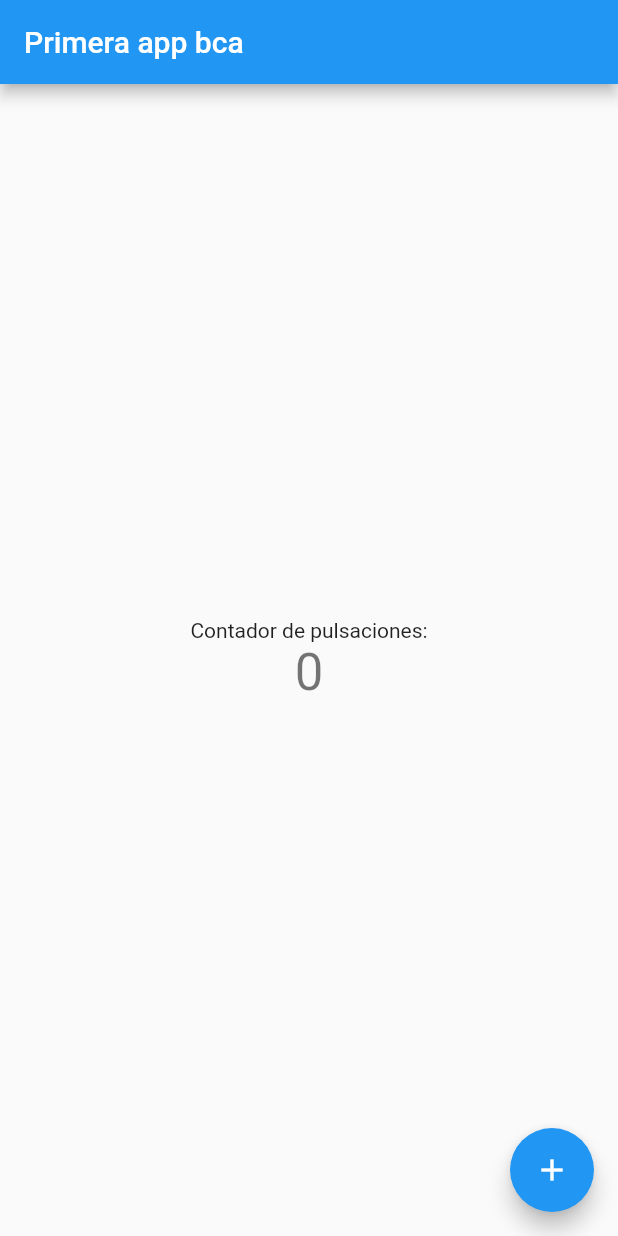
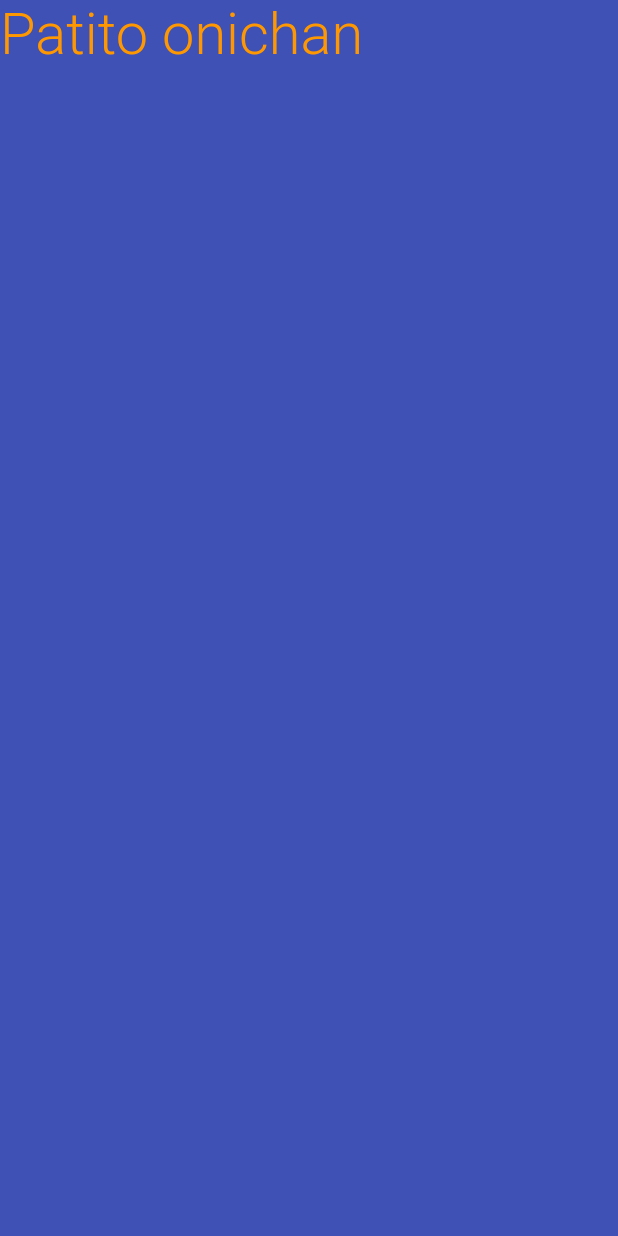
Before and after one commit to CriSDK/flutter_first_project, a Flutter app: the screen it shows after launch, on a phone screen of 412 x 824 dp. Run offline on Flutter 3.47's test engine with Material 2 defaults, Android fonts, the phone set to English and light mode, and no system bars.

```diff
--- a/lib/main.dart
+++ b/lib/main.dart
@@ -1,115 +1,14 @@
 import 'package:flutter/material.dart';
 
-void main() {
-  runApp(const MyApp());
+void main(List<String> args) {
+  runApp(const MaterialApp(
+      home: Scaffold(
+    backgroundColor: Colors.indigo,
+    body: SafeArea(
+        child: Text(
+      'Patito onichan',
+      style: TextStyle(
+          color: Colors.orange, fontSize: 38.5, fontWeight: FontWeight.w300),
+    )),
+  )));
 }
-
-class MyApp extends StatelessWidget {
-  const MyApp({super.key});
-
-  // This widget is the root of your application.
-  @override
-  Widget build(BuildContext context) {
-    return MaterialApp(
-      title: 'Flutter Demo',
-      theme: ThemeData(
-        // This is the theme of your application.
-        //
-        // Try running your application with "flutter run". You'll see the
-        // application has a blue toolbar. Then, without quitting the app, try
-        // changing the primarySwatch below to Colors.green and then invoke
-        // "hot reload" (press "r" in the console where you ran "flutter run",
-        // or simply save your changes to "hot reload" in a Flutter IDE).
-        // Notice that the counter didn't reset back to zero; the application
-        // is not restarted.
-        primarySwatch: Colors.blue,
-      ),
-      home: const MyHomePage(title: 'Primera app bca'),
-    );
-  }
-}
-
-class MyHomePage extends StatefulWidget {
-  const MyHomePage({super.key, required this.title});
-
-  // This widget is the home page of your application. It is stateful, meaning
-  // that it has a State object (defined below) that contains fields that affect
-  // how it looks.
-
-  // This class is the configuration for the state. It holds the values (in this
-  // case the title) provided by the parent (in this case the App widget) and
-  // used by the build method of the State. Fields in a Widget subclass are
-  // always marked "final".
-
-  final String title;
-
-  @override
-  State<MyHomePage> createState() => _MyHomePageState();
-}
-
-class _MyHomePageState extends State<MyHomePage> {
-  int _counter = 0;
-
-  void _incrementCounter() {
-    setState(() {
-      // This call to setState tells the Flutter framework that something has
-      // changed in this State, which causes it to rerun the build method below
-      // so that the display can reflect the updated values. If we changed
-      // _counter without calling setState(), then the build method would not be
-      // called again, and so nothing would appear to happen.
-      _counter++;
-    });
-  }
-
-  @override
-  Widget build(BuildContext context) {
-    // This method is rerun every time setState is called, for instance as done
-    // by the _incrementCounter method above.
-    //
-    // The Flutter framework has been optimized to make rerunning build methods
-    // fast, so that you can just rebuild anything that needs updating rather
-    // than having to individually change instances of widgets.
-    return Scaffold(
-      appBar: AppBar(
-        // Here we take the value from the MyHomePage object that was created by
-        // the App.build method, and use it to set our appbar title.
-        title: Text(widget.title),
-      ),
-      body: Center(
-        // Center is a layout widget. It takes a single child and positions it
-        // in the middle of the parent.
-        child: Column(
-          // Column is also a layout widget. It takes a list of children and
-          // arranges them vertically. By default, it sizes itself to fit its
-          // children horizontally, and tries to be as tall as its parent.
-          //
-          // Invoke "debug painting" (press "p" in the console, choose the
-          // "Toggle Debug Paint" action from the Flutter Inspector in Android
-          // Studio, or the "Toggle Debug Paint" command in Visual Studio Code)
-          // to see the wireframe for each widget.
-          //
-          // Column has various properties to control how it sizes itself and
-          // how it positions its children. Here we use mainAxisAlignment to
-          // center the children vertically; the main axis here is the vertical
-          // axis because Columns are vertical (the cross axis would be
-          // horizontal).
-          mainAxisAlignment: MainAxisAlignment.center,
-          children: <Widget>[
-            const Text(
-              'Contador de pulsaciones:',
-            ),
-            Text(
-              '$_counter',
-              style: Theme.of(context).textTheme.headlineMedium,
-            ),
-          ],
-        ),
-      ),
-      floatingActionButton: FloatingActionButton(
-        onPressed: _incrementCounter,
-        tooltip: 'Increment',
-        child: const Icon(Icons.add),
-      ), // This trailing comma makes auto-formatting nicer for build methods.
-    );
-  }
-}
```
